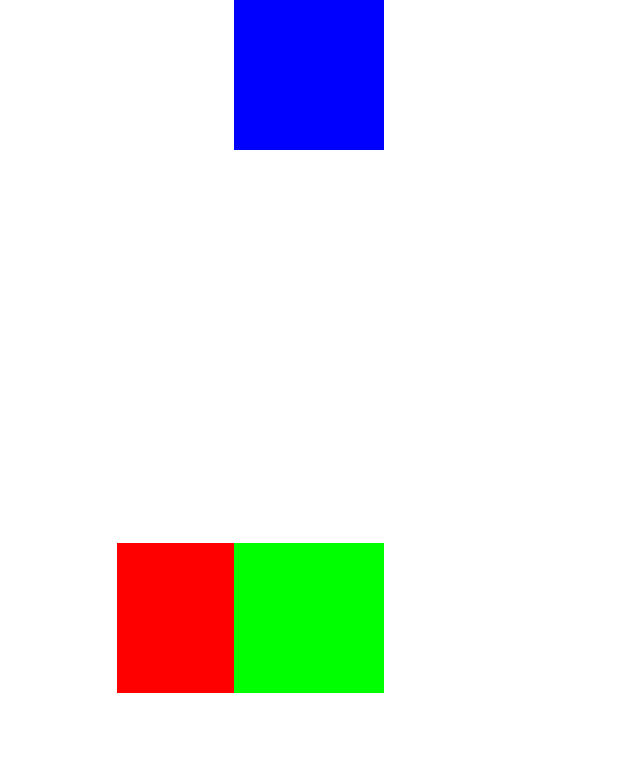
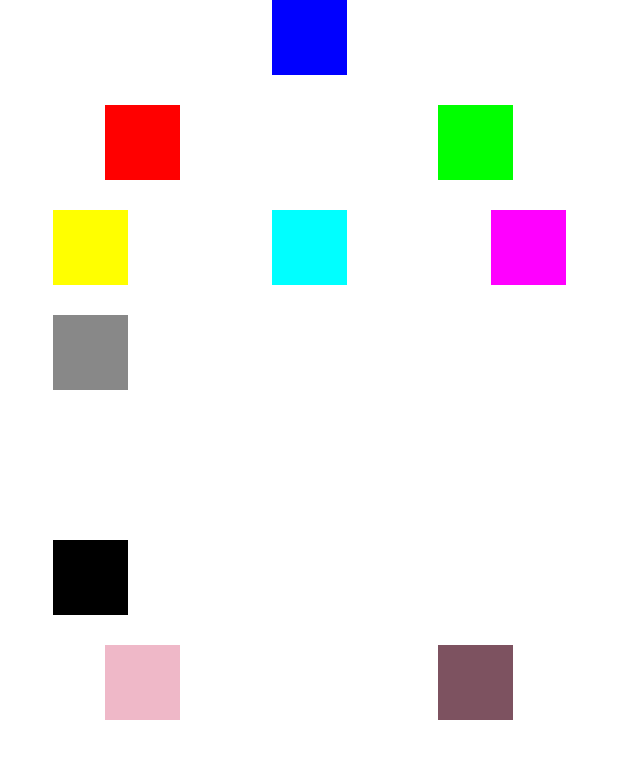
Before and after one commit to K4RL3/Bocetos_A, an Android app built with Jetpack Compose: the @Preview function Previsualisacion, on a phone screen of 412 x 824 dp. Shown: the top 759 px of the screen. Run offline under Robolectric (Android 15) with nearby library versions, the phone set to English and light mode, and no system bars; our stand-ins replace constraintlayout-compose.

Commit message:
[AGREGADO]trabajo de clase

```diff
--- a/contrain/app/src/main/java/com/example/constrain_layoff/pantallas/pantallas_contrain_layout.kt
+++ b/contrain/app/src/main/java/com/example/constrain_layoff/pantallas/pantallas_contrain_layout.kt
@@ -3,34 +3,84 @@ package com.example.constrain_layoff.pantallas
 import androidx.compose.foundation.background
 import androidx.compose.foundation.layout.Box
 import androidx.compose.foundation.layout.fillMaxSize
+import androidx.compose.foundation.layout.height
 import androidx.compose.foundation.layout.size
+import androidx.compose.foundation.layout.width
 import androidx.compose.runtime.Composable
 import androidx.compose.ui.Modifier
 import androidx.compose.ui.graphics.Color
 import androidx.compose.ui.tooling.preview.Preview
 import androidx.compose.ui.unit.dp
 import androidx.constraintlayout.compose.ConstraintLayout
+import com.example.constrain_layoff.ui.theme.Pink40
+import com.example.constrain_layoff.ui.theme.Pink80
+import com.example.constrain_layoff.ui.theme.Verdes
 
 @Composable
 fun PantallaCuadros(){
     ConstraintLayout(modifier = Modifier.fillMaxSize()) {
-        val (boxRed, boxBlue, boxGreen) = createRefs()
+        val boxTamaño = 50.dp
+        val (boxRed, boxBlue, boxGreen, boxYell, boxCyan, boxMag, boxWhi, boxGrey, boxBla, boxPink, boxPurpul) = createRefs()
 
-        Box(modifier = Modifier.size(100.dp).background(Color.Red).constrainAs(boxRed){
+        Box(modifier = Modifier.size(boxTamaño).background(Color.Blue).constrainAs(boxBlue){
             top.linkTo(parent.top)
-            bottom.linkTo(parent.bottom)
-            start.linkTo(parent.start)
-            end.linkTo(boxBlue.end)
-        })
-        Box(modifier = Modifier.size(100.dp).background(Color.Blue).constrainAs(boxBlue){
             start.linkTo(parent.start)
             end.linkTo(parent.end)
         })
-        Box(modifier = Modifier.size(100.dp).background(Color.Green).constrainAs(boxGreen){
-            top.linkTo(parent.top)
-            bottom.linkTo(parent.bottom)
+        Box(modifier = Modifier.size(boxTamaño).background(Color.Red).constrainAs(boxRed){
+            top.linkTo(boxBlue.top, margin = 70.dp)
+            start.linkTo(parent.start, margin = 70.dp)
+        })
+
+        Box(modifier = Modifier.size(boxTamaño).background(Color.Green).constrainAs(boxGreen){
+            top.linkTo(boxBlue.top, margin = 70.dp)
+            end.linkTo(parent.end, margin = 70.dp)
+        })
+
+        Box(modifier = Modifier.size(boxTamaño).background(Color.Yellow).constrainAs(boxYell){
+            top.linkTo(boxRed.top, margin = 70.dp)
+            start.linkTo(parent.start)
+            end.linkTo(boxRed.end)
+        })
+
+        Box(modifier = Modifier.size(boxTamaño).background(Color.Cyan).constrainAs(boxCyan){
+            top.linkTo(boxGreen.top, margin = 70.dp)
             start.linkTo(parent.start)
             end.linkTo(parent.end)
+        })
+
+        Box(modifier = Modifier.size(boxTamaño).background(Color.Magenta).constrainAs(boxMag){
+            top.linkTo(boxGreen.top, margin = 70.dp)
+            start.linkTo(boxGreen.start)
+            end.linkTo(parent.end)
+        })
+
+        Box(modifier = Modifier.height(200.dp).width(50.dp).background(Color.White).constrainAs(boxWhi){
+            top.linkTo(boxYell.top, margin = 70.dp)
+            start.linkTo(boxGreen.start)
+            end.linkTo(parent.end)
+        })
+
+        Box(modifier = Modifier.size(boxTamaño).background(Color.Gray).constrainAs(boxGrey){
+            top.linkTo(boxYell.top, margin = 70.dp)
+            start.linkTo(parent.start)
+            end.linkTo(boxRed.end)
+        })
+
+        Box(modifier = Modifier.size(boxTamaño).background(Color.Black).constrainAs(boxBla){
+            top.linkTo(boxGrey.bottom, margin = 100.dp)
+            start.linkTo(parent.start)
+            end.linkTo(boxRed.end)
+        })
+
+        Box(modifier = Modifier.size(boxTamaño).background(color = Pink80).constrainAs(boxPink){
+            top.linkTo(boxBla.top, margin = 70.dp)
+            start.linkTo(parent.start, margin = 70.dp)
+        })
+
+        Box(modifier = Modifier.size(boxTamaño).background(color = Pink40).constrainAs(boxPurpul){
+            top.linkTo(boxBla.top, margin = 70.dp)
+            end.linkTo(parent.end, margin = 70.dp)
         })
 
     }
--- a/contrain/app/src/main/java/com/example/constrain_layoff/ui/theme/Color.kt
+++ b/contrain/app/src/main/java/com/example/constrain_layoff/ui/theme/Color.kt
@@ -9,3 +9,4 @@ val Pink80 = Color(0xFFEFB8C8)
 val Purple40 = Color(0xFF6650a4)
 val PurpleGrey40 = Color(0xFF625b71)
 val Pink40 = Color(0xFF7D5260)
+val Verdes =Color(0xFF237911)
```
